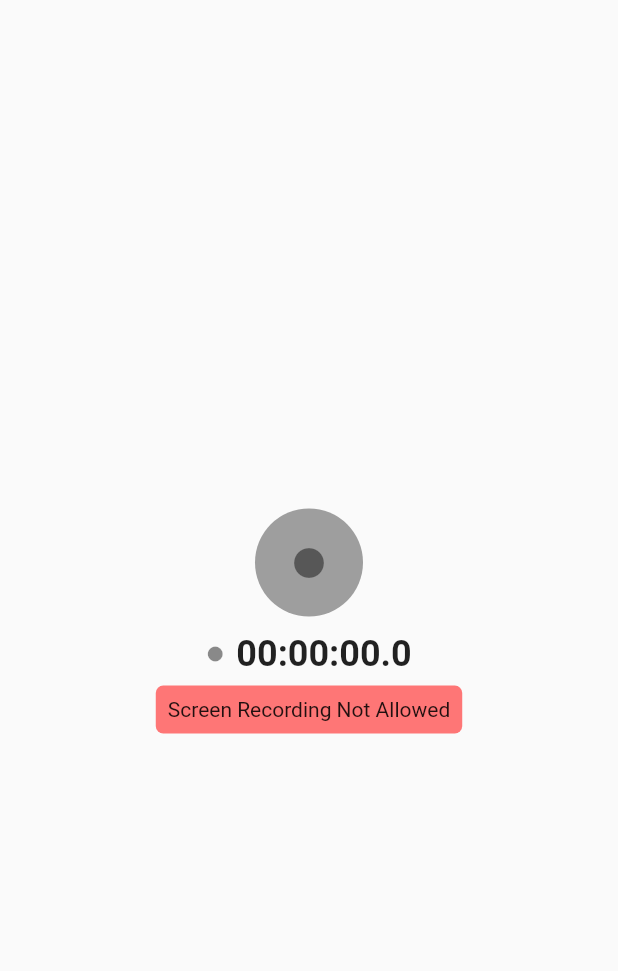
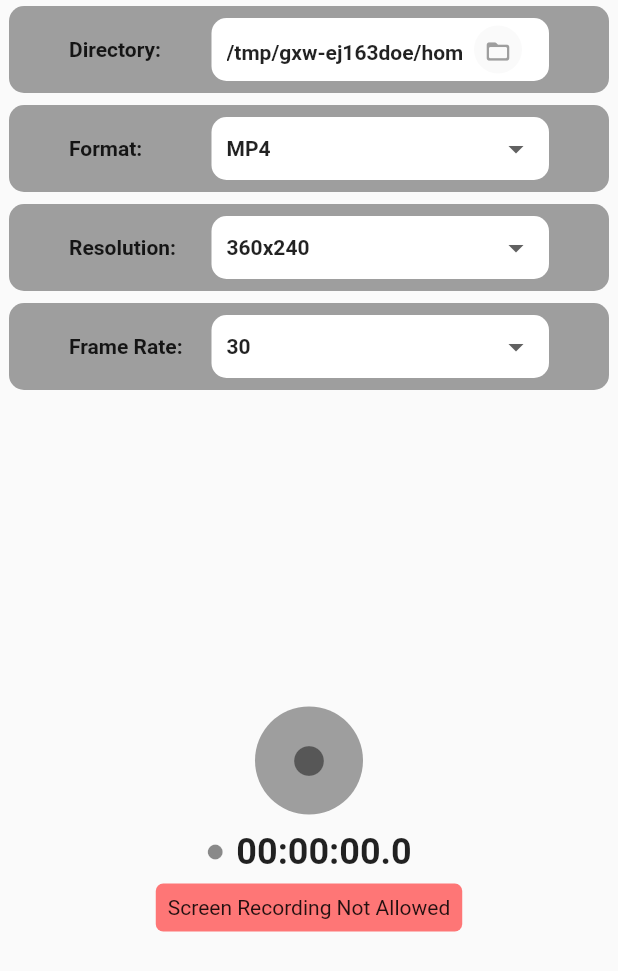
Before and after one commit to OwOsimple/desktop_recorder, a Flutter app: the screen it shows after launch, on a phone screen of 412 x 824 dp. Shown: the top 971 px of the screen. Run offline on Flutter 3.47's test engine with Material 2 defaults, Android fonts, the phone set to English and light mode, and no system bars; our stand-ins replace file_picker, get; missing offline and left inert: ffmpeg_kit_flutter, process_run, window_manager, window_size; statements that could not run were skipped.

Commit message:
finish version 1.0.0

```diff
--- a/lib/main.dart
+++ b/lib/main.dart
@@ -5,27 +5,42 @@ import 'package:desktop_recorder/record_controller.dart';
 import 'package:desktop_recorder/recording_behavior/mac_recording_behavior.dart';
 import 'package:desktop_recorder/recording_behavior/windows_recording_behavior.dart';
 import 'package:desktop_recorder/recording_time_widget.dart';
+import 'package:desktop_recorder/video_setting/video_setting_controller.dart';
+import 'package:desktop_recorder/video_setting/video_setting_widget.dart';
 import 'package:flutter/material.dart';
 import 'package:flutter/services.dart';
 import 'package:get/get.dart';
+import 'package:path_provider/path_provider.dart';
 import 'package:window_manager/window_manager.dart';
 import 'package:window_size/window_size.dart';
 
-void main() {
+Future<void> setDesktopPath() async {
+    final Directory directory = await getApplicationDocumentsDirectory();
+
+    List<String> pathList = directory.path.split('\\');
+    pathList[pathList.length - 1] = 'Desktop';
+    final String desktopPath = pathList.join('\\');
+
+    Get.put(desktopPath, tag: 'desktopPath');
+}
+
+void main() async {
   WidgetsFlutterBinding.ensureInitialized();
 
-  const String idleWindowTitle = 'Screen Recorder';
-  const String recordingWindowTitle = 'Screen Recorder ... Recording';
-
-  setWindowTitle(idleWindowTitle);
-  setWindowMinSize(const Size(360, 480));
+  if (Platform.isWindows) {
+    await setDesktopPath();
+  }
 
   if (Platform.isWindows) {
     Get.put(RecordController(behavior: WindowsRecordingBehavior()));
   } else if (Platform.isMacOS) {
     Get.put(RecordController(behavior: MacRecordingBehavior()));
   }
+  Get.put(VideoSettingController());
 
+  const String idleWindowTitle = 'Screen Recorder';
+  const String recordingWindowTitle = 'Screen Recorder ... Recording';
+  setWindowTitle(idleWindowTitle);
   RecordController.recordingRegistry.listen((isRecording) {
     if (isRecording) {
       setWindowTitle(recordingWindowTitle);
@@ -33,6 +48,7 @@ void main() {
       setWindowTitle(idleWindowTitle);
     }
   });
+  setWindowMinSize(const Size(360, 480));
 
   runApp(MyApp());
 }
@@ -111,7 +127,15 @@ class HomePage extends StatelessWidget {
   Widget build(BuildContext context) {
     return Scaffold(
       body: Center(
-        child: _column(),
+        child: Column(
+          mainAxisAlignment: MainAxisAlignment.center,
+          children: [
+            VideoSettingWidget(),
+            const Spacer(),
+            _column(),
+            const Spacer(),
+          ],
+        ),
       ),
     );
   }
--- a/lib/record_controller.dart
+++ b/lib/record_controller.dart
@@ -1,5 +1,6 @@
 import 'package:desktop_recorder/recording_behavior/recording_arg.dart';
 import 'package:desktop_recorder/recording_behavior/recording_behavior.dart';
+import 'package:desktop_recorder/video_setting/video_setting_controller.dart';
 import 'package:flutter/material.dart';
 import 'package:get/get.dart';
 import 'package:intl/intl.dart';
@@ -24,10 +25,10 @@ class RecordController extends GetxController {
     final String fileName = DateFormat('yyyy-MM-dd HH.mm.ss').format(DateTime.now());
     await RecordController.of.behavior.startRecording(
       RecordingArg(
-        resolution: Size(360, 240),
-        fileName: fileName,
-        fileExtension: 'mp4',
-        frameRate: 30,
+        resolution: VideoSettingController.of.size,
+        fileName: '${VideoSettingController.of.directory}/$fileName',
+        fileExtension: VideoSettingController.of.format,
+        frameRate: VideoSettingController.of.frameRate,
       ),
     );
     RecordController.of._isRecording.value = true;
--- a/lib/recording_behavior/mac_recording_behavior.dart
+++ b/lib/recording_behavior/mac_recording_behavior.dart
@@ -27,7 +27,7 @@ class MacRecordingBehavior extends RecordingBehavior {
     final String resolutionSetting = '-vf "scale=$resolution:force_original_aspect_ratio=decrease,pad=$resolution:-1:-1:color=black"';
 
     FFmpegKit.executeAsync(
-      '-f avfoundation -framerate ${args.frameRate} -vsync 2 -i "$_screenIndex" $resolutionSetting "./${args.fileName}.${args.fileExtension}"',
+      '-f avfoundation -framerate ${args.frameRate} -vsync 2 -i "$_screenIndex" $resolutionSetting "${args.fileName}.${args.fileExtension}"',
     );
   }
 
--- a/lib/recording_behavior/recording_arg.dart
+++ b/lib/recording_behavior/recording_arg.dart
@@ -1,5 +1,4 @@
 import 'package:flutter/material.dart';
-import 'package:get/get.dart';
 
 class RecordingArg {
   final Size resolution;
--- a/lib/recording_behavior/windows_recording_behavior.dart
+++ b/lib/recording_behavior/windows_recording_behavior.dart
@@ -13,7 +13,7 @@ class WindowsRecordingBehavior extends RecordingBehavior {
     final String resolutionSetting =
         '-vf "scale=$resolution:force_original_aspect_ratio=decrease,pad=$resolution:-1:-1:color=black"';
     Shell().run(
-      'assets/ffmpeg.exe -f gdigrab -framerate ${args.frameRate} -i desktop $resolutionSetting "./${args.fileName}.${args.fileExtension}"',
+      'assets/ffmpeg.exe -f gdigrab -framerate ${args.frameRate} -i desktop $resolutionSetting "${args.fileName}.${args.fileExtension}"',
       onProcess: (process) => _process = process,
     );
   }
--- /dev/null
+++ b/lib/video_setting/video_setting.dart
@@ -0,0 +1,52 @@
+import 'package:desktop_recorder/record_controller.dart';
+import 'package:flutter/material.dart';
+import 'package:get/get.dart';
+
+abstract class VideoSetting {
+  final RxBool enabled = true.obs;
+
+  VideoSetting() {
+    RecordController.recordingRegistry.listen((isRecording) {
+      enabled.value = !isRecording;
+    });
+  }
+
+  Widget widget() {
+    return Container(
+      width: 400,
+      height: 58,
+      margin: const EdgeInsets.all(4),
+      padding: const EdgeInsets.all(8),
+      decoration: BoxDecoration(color: Colors.grey, borderRadius: BorderRadius.circular(10)),
+      child: Stack(
+        children: [
+          Row(
+            mainAxisAlignment: MainAxisAlignment.center,
+            children: [
+              SizedBox(
+                width: 95,
+                child: textWidget(),
+              ),
+              Container(
+                width: 225,
+                height: 42,
+                padding: const EdgeInsets.symmetric(horizontal: 10, vertical: 5),
+                decoration: BoxDecoration(color: Colors.white, borderRadius: BorderRadius.circular(10)),
+                child: settingWidget(),
+              ),
+            ],
+          ),
+          Obx(
+            () => !enabled.value ? Container(color: Colors.transparent) : const SizedBox.shrink(),
+          ),
+        ],
+      ),
+    );
+  }
+
+  TextStyle get textStyle => const TextStyle(fontSize: 14.0, fontWeight: FontWeight.bold);
+
+  Widget settingWidget();
+
+  Widget textWidget();
+}
--- /dev/null
+++ b/lib/video_setting/video_setting_controller.dart
@@ -0,0 +1,36 @@
+import 'dart:io';
+
+import 'package:flutter/material.dart';
+import 'package:get/get.dart';
+
+class VideoSettingController extends GetxController {
+  static VideoSettingController get of => Get.find();
+
+  String _directory = Platform.isWindows ? Get.find(tag: 'desktopPath') : Directory.current.path;
+  String _format = 'mp4';
+  Size _size = const Size(360, 240);
+  int _frameRate = 30;
+
+  String get directory => _directory;
+
+  String get format => _format;
+
+  Size get size => _size;
+
+  int get frameRate => _frameRate;
+
+  void setSetting({String? directory, String? format, Size? size, int? frameRate}) {
+    if (directory != null) {
+      _directory = directory;
+    }
+    if (format != null) {
+      _format = format;
+    }
+    if (size != null) {
+      _size = size;
+    }
+    if (frameRate != null) {
+      _frameRate = frameRate;
+    }
+  }
+}
--- /dev/null
+++ b/lib/video_setting/video_setting_directory.dart
@@ -0,0 +1,48 @@
+import 'package:desktop_recorder/video_setting/video_setting.dart';
+import 'package:desktop_recorder/video_setting/video_setting_controller.dart';
+import 'package:file_picker/file_picker.dart';
+import 'package:flutter/material.dart';
+
+class VideoSettingDirectory extends VideoSetting {
+  TextEditingController controller = TextEditingController(text: VideoSettingController.of.directory);
+
+  @override
+  Widget settingWidget() {
+    return TextField(
+      readOnly: true,
+      controller: controller,
+      style: textStyle,
+      strutStyle: StrutStyle.disabled,
+      decoration: InputDecoration(
+        isDense: true,
+        contentPadding: const EdgeInsets.only(top: 10),
+        border: InputBorder.none,
+        suffixIcon: Material(
+          shape: const CircleBorder(),
+          clipBehavior: Clip.hardEdge,
+          child: IconButton(
+            icon: const Icon(
+              Icons.folder_open_rounded,
+              color: Colors.grey,
+            ),
+            onPressed: () async {
+              final String? directory = await FilePicker.platform.getDirectoryPath(initialDirectory: controller.text);
+              if (directory != null) {
+                VideoSettingController.of.setSetting(directory: directory);
+                controller.text = directory;
+              }
+            },
+          ),
+        ),
+      ),
+    );
+  }
+
+  @override
+  Widget textWidget() {
+    return Text(
+      'Directory:',
+      style: textStyle,
+    );
+  }
+}
--- /dev/null
+++ b/lib/video_setting/video_setting_format.dart
@@ -0,0 +1,33 @@
+import 'package:desktop_recorder/video_setting/video_setting.dart';
+import 'package:flutter/material.dart';
+
+class VideoSettingFormat extends VideoSetting {
+  @override
+  Widget settingWidget() {
+    return DropdownButton(
+      isExpanded: true,
+      value: 'mp4',
+      items: <DropdownMenuItem<String>>[
+        DropdownMenuItem(
+          value: 'mp4',
+          child: Text(
+            'MP4',
+            style: textStyle,
+          ),
+        ),
+      ],
+      onChanged: (String? value) {},
+      icon: const Icon(Icons.arrow_drop_down),
+      iconSize: 24,
+      underline: const SizedBox(),
+    );
+  }
+
+  @override
+  Widget textWidget() {
+    return Text(
+      'Format:',
+      style: textStyle,
+    );
+  }
+}
--- /dev/null
+++ b/lib/video_setting/video_setting_frame_rate.dart
@@ -0,0 +1,36 @@
+import 'package:desktop_recorder/video_setting/video_setting.dart';
+import 'package:desktop_recorder/video_setting/video_setting_controller.dart';
+import 'package:flutter/material.dart';
+
+class VideoSettingFrameRate extends VideoSetting {
+  @override
+  Widget settingWidget() {
+    return DropdownButton(
+      isExpanded: true,
+      value: VideoSettingController.of.frameRate,
+      items: <DropdownMenuItem<int>>[
+        DropdownMenuItem(
+          value: 30,
+          child: Text(
+            '30',
+            style: textStyle,
+          ),
+        ),
+      ],
+      onChanged: (int? value) {
+        VideoSettingController.of.setSetting(frameRate: value);
+      },
+      icon: const Icon(Icons.arrow_drop_down),
+      iconSize: 24,
+      underline: const SizedBox(),
+    );
+  }
+
+  @override
+  Widget textWidget() {
+    return Text(
+      'Frame Rate:',
+      style: textStyle,
+    );
+  }
+}
--- /dev/null
+++ b/lib/video_setting/video_setting_resolution.dart
@@ -0,0 +1,33 @@
+import 'package:desktop_recorder/video_setting/video_setting.dart';
+import 'package:flutter/material.dart';
+
+class VideoSettingResolution extends VideoSetting {
+  @override
+  Widget settingWidget() {
+    return DropdownButton<Size>(
+      isExpanded: true,
+      value: const Size(360, 240),
+      items: <DropdownMenuItem<Size>>[
+        DropdownMenuItem(
+          value: const Size(360, 240),
+          child: Text(
+            '360x240',
+            style: textStyle,
+          ),
+        ),
+      ],
+      onChanged: (Size? value) {},
+      icon: const Icon(Icons.arrow_drop_down),
+      iconSize: 24,
+      underline: const SizedBox(),
+    );
+  }
+
+  @override
+  Widget textWidget() {
+    return Text(
+      'Resolution:',
+      style: textStyle,
+    );
+  }
+}
--- /dev/null
+++ b/lib/video_setting/video_setting_widget.dart
@@ -0,0 +1,24 @@
+import 'package:desktop_recorder/video_setting/video_setting.dart';
+import 'package:desktop_recorder/video_setting/video_setting_directory.dart';
+import 'package:desktop_recorder/video_setting/video_setting_format.dart';
+import 'package:desktop_recorder/video_setting/video_setting_frame_rate.dart';
+import 'package:desktop_recorder/video_setting/video_setting_resolution.dart';
+import 'package:flutter/cupertino.dart';
+
+class VideoSettingWidget extends StatelessWidget {
+  final List<VideoSetting> videoSettings = [
+    VideoSettingDirectory(),
+    VideoSettingFormat(),
+    VideoSettingResolution(),
+    VideoSettingFrameRate(),
+  ];
+
+  VideoSettingWidget({super.key});
+
+  @override
+  Widget build(BuildContext context) {
+    return Column(
+      children: [for (int i = 0; i < videoSettings.length; i++) videoSettings[i].widget()],
+    );
+  }
+}
--- a/pubspec.yaml
+++ b/pubspec.yaml
@@ -18,10 +18,9 @@ dependencies:
   ffmpeg_kit_flutter: ^5.1.0
   file_picker: ^5.2.5
   get: ^4.6.5
-#  path_provider: ^2.0.13
+  path_provider: ^2.0.13
   process_run: ^0.12.5+2
   window_manager: ^0.3.1
-
   window_size:
     git:
       url: https://github.com/google/flutter-desktop-embedding
```
Also changed, not shown: pubspec.lock, 4 other files.
